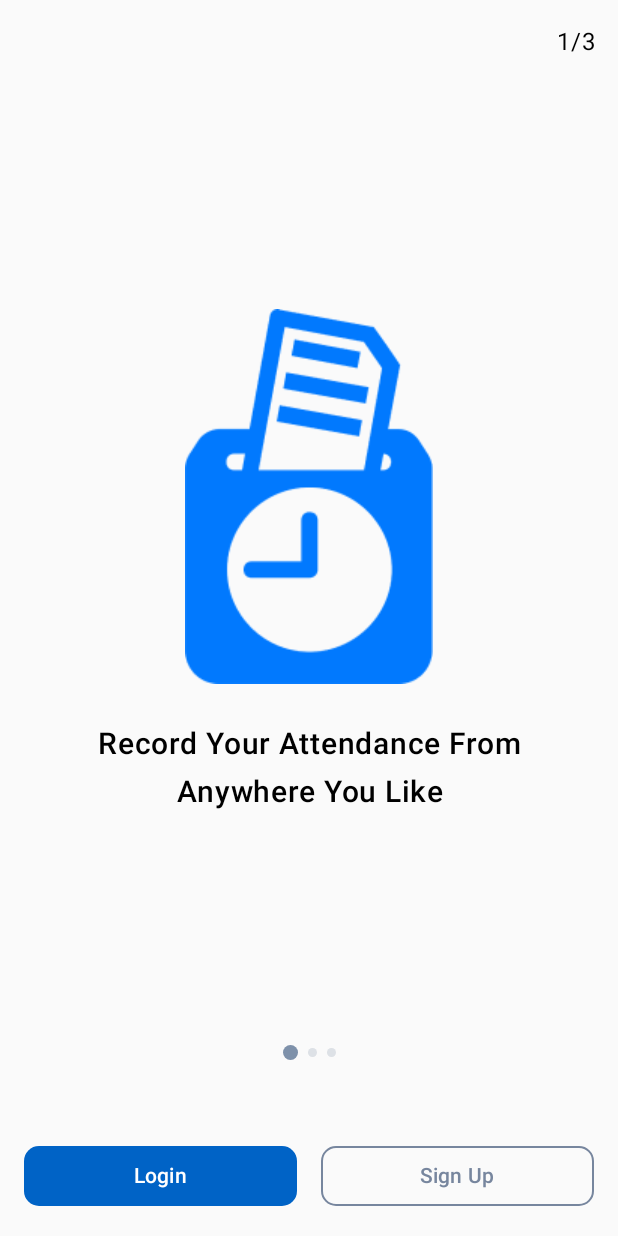
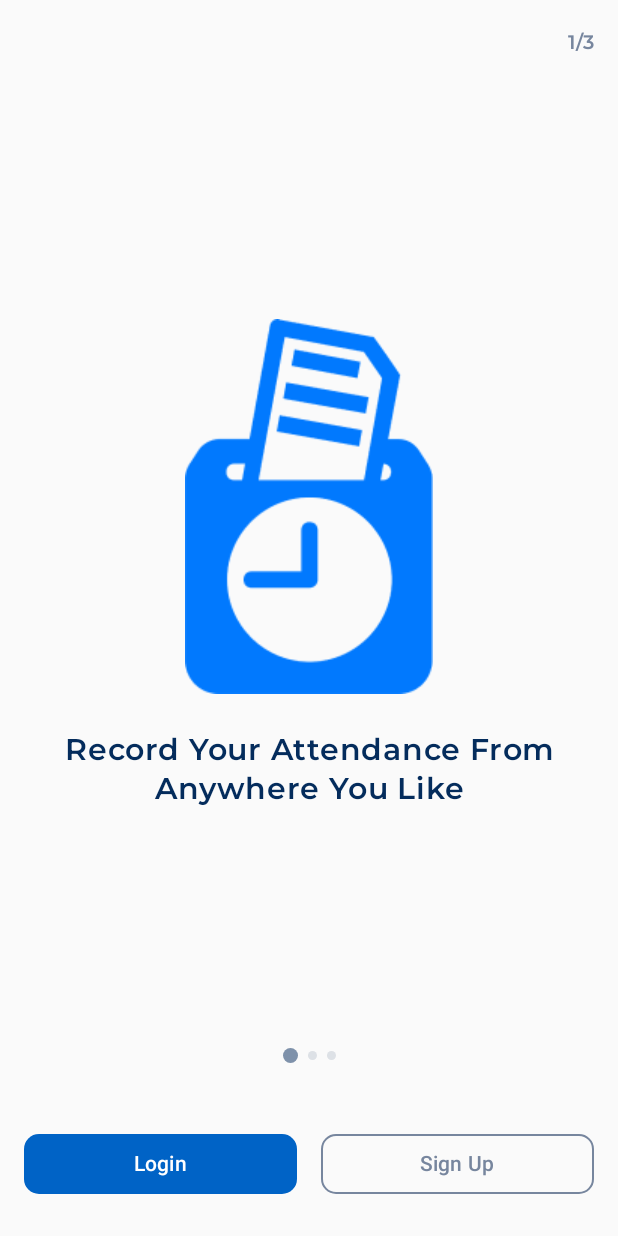
Before and after one commit to verindrarizya/AttendanceFirebase, an Android app built with Jetpack Compose: the OnBoardingScreen screen opened through its navigation route, on a phone screen of 412 x 824 dp. Run offline under Robolectric (Android 15) with nearby library versions, the phone set to English and light mode, and no system bars.

Commit message:
Styling On Boarding Screen

```diff
--- a/app/src/main/AndroidManifest.xml
+++ b/app/src/main/AndroidManifest.xml
@@ -14,6 +14,7 @@
         <activity
             android:name=".MainActivity"
             android:exported="true"
+            android:screenOrientation="portrait"
             android:theme="@style/Theme.AttendanceFirebase.Starting">
             <intent-filter>
                 <action android:name="android.intent.action.MAIN" />
--- a/app/src/main/java/com/verindrarizya/attendancefirebase/ui/screens/onboarding/OnBoardingScreen.kt
+++ b/app/src/main/java/com/verindrarizya/attendancefirebase/ui/screens/onboarding/OnBoardingScreen.kt
@@ -2,6 +2,9 @@
 
 package com.verindrarizya.attendancefirebase.ui.screens.onboarding
 
+import androidx.compose.animation.core.FastOutSlowInEasing
+import androidx.compose.animation.core.animateDpAsState
+import androidx.compose.animation.core.tween
 import androidx.compose.foundation.BorderStroke
 import androidx.compose.foundation.ExperimentalFoundationApi
 import androidx.compose.foundation.Image
@@ -29,7 +32,12 @@ import androidx.compose.material3.ButtonDefaults
 import androidx.compose.material3.OutlinedButton
 import androidx.compose.material3.Text
 import androidx.compose.runtime.Composable
+import androidx.compose.runtime.LaunchedEffect
+import androidx.compose.runtime.getValue
+import androidx.compose.runtime.mutableStateOf
 import androidx.compose.runtime.remember
+import androidx.compose.runtime.saveable.rememberSaveable
+import androidx.compose.runtime.setValue
 import androidx.compose.ui.Alignment
 import androidx.compose.ui.Modifier
 import androidx.compose.ui.draw.clip
@@ -40,7 +48,6 @@ import androidx.compose.ui.res.stringResource
 import androidx.compose.ui.text.font.FontWeight
 import androidx.compose.ui.text.style.TextAlign
 import androidx.compose.ui.tooling.preview.Preview
-import androidx.compose.ui.unit.Dp
 import androidx.compose.ui.unit.dp
 import androidx.compose.ui.unit.sp
 import com.verindrarizya.attendancefirebase.R
@@ -48,8 +55,12 @@ import com.verindrarizya.attendancefirebase.ui.screens.Destination
 import com.verindrarizya.attendancefirebase.ui.theme.AttendanceFirebaseTheme
 import com.verindrarizya.attendancefirebase.ui.theme.ButtonBgBlue
 import com.verindrarizya.attendancefirebase.ui.theme.ButtonTextGray
+import com.verindrarizya.attendancefirebase.ui.theme.MontserratFamily
 import com.verindrarizya.attendancefirebase.ui.theme.PagerIndicatorActive
 import com.verindrarizya.attendancefirebase.ui.theme.PagerIndicatorInactive
+import com.verindrarizya.attendancefirebase.ui.theme.TextDarkBlue
+import com.verindrarizya.attendancefirebase.ui.theme.TextGray
+import kotlinx.coroutines.delay
 
 object OnBoardingDestination : Destination {
     override val routeName: String = "OnBoardingDestination"
@@ -64,6 +75,24 @@ fun OnBoardingScreen(
 ) {
     val pageCount = remember { onBoardingPagerItemContentContents.size }
     val pagerState = rememberPagerState()
+    var flagAnimate by rememberSaveable { mutableStateOf(true) }
+
+    LaunchedEffect(Unit) {
+        if (flagAnimate) {
+            for (i in 0 until pageCount) {
+                delay(1_500)
+                pagerState.animateScrollToPage(
+                    page = i,
+                    animationSpec = tween(
+                        durationMillis = 500,
+                        easing = FastOutSlowInEasing
+                    )
+                )
+            }
+
+            flagAnimate = false
+        }
+    }
 
     Column(
         modifier = modifier
@@ -76,6 +105,10 @@ fun OnBoardingScreen(
                 .padding(horizontal = 16.dp),
             text = "${pagerState.currentPage + 1}/$pageCount",
             textAlign = TextAlign.End,
+            fontFamily = MontserratFamily,
+            fontWeight = FontWeight.SemiBold,
+            color = TextGray,
+            fontSize = 13.sp
         )
         Spacer(Modifier.height(16.dp))
         HorizontalPager(
@@ -97,13 +130,13 @@ fun OnBoardingScreen(
             pageCount = pageCount,
             pagerState = pagerState,
         )
-        Spacer(Modifier.height(50.dp))
+        Spacer(Modifier.height(40.dp))
         BottomAuthButton(
             modifier = Modifier.padding(horizontal = 16.dp),
             onButtonSignUpClicked = onButtonSignUpClicked,
             onButtonLoginClicked = onButtonLoginClicked
         )
-        Spacer(Modifier.height(16.dp))
+        Spacer(Modifier.height(24.dp))
     }
 }
 
@@ -129,8 +162,9 @@ fun OnBoardingPagerItem(
             text = stringResource(onBoardingPagerItemContent.descriptionRes),
             fontSize = 20.sp,
             textAlign = TextAlign.Center,
-            lineHeight = 32.sp,
-            fontWeight = FontWeight.SemiBold
+            lineHeight = 26.sp,
+            fontWeight = FontWeight.SemiBold,
+            color = TextDarkBlue
         )
     }
 }
@@ -159,8 +193,16 @@ fun PagerIndicatorItem(
     modifier: Modifier = Modifier,
     isSelected: Boolean,
     color: Color = if (isSelected) PagerIndicatorActive else PagerIndicatorInactive,
-    size: Dp = if (isSelected) 10.dp else 6.dp
 ) {
+
+    val size by animateDpAsState(
+        targetValue = if (isSelected) 10.dp else 6.dp,
+        animationSpec = tween(
+            durationMillis = 300,
+            easing = FastOutSlowInEasing
+        )
+    )
+
     Box(
         modifier = modifier
             .padding(3.dp)
--- a/app/src/main/java/com/verindrarizya/attendancefirebase/ui/theme/Color.kt
+++ b/app/src/main/java/com/verindrarizya/attendancefirebase/ui/theme/Color.kt
@@ -14,3 +14,6 @@ val ButtonTextDarkBlueGrayish = Color(0xFF414B5A)
 
 val PagerIndicatorActive = Color(0xFF7E91AA)
 val PagerIndicatorInactive = Color(0xFFDDE1E6)
+
+val TextGray = Color(0xFF77869E)
+val TextDarkBlue = Color(0xFF042C5C)
--- a/app/src/main/java/com/verindrarizya/attendancefirebase/ui/theme/Type.kt
+++ b/app/src/main/java/com/verindrarizya/attendancefirebase/ui/theme/Type.kt
@@ -2,14 +2,23 @@ package com.verindrarizya.attendancefirebase.ui.theme
 
 import androidx.compose.material3.Typography
 import androidx.compose.ui.text.TextStyle
+import androidx.compose.ui.text.font.Font
 import androidx.compose.ui.text.font.FontFamily
 import androidx.compose.ui.text.font.FontWeight
 import androidx.compose.ui.unit.sp
+import com.verindrarizya.attendancefirebase.R
+
+val MontserratFamily = FontFamily(
+    Font(R.font.montserrat_regular, FontWeight.Normal),
+    Font(R.font.montserrat_medium, FontWeight.Medium),
+    Font(R.font.montserrat_semibold, FontWeight.SemiBold),
+    Font(R.font.montserrat_bold, FontWeight.Bold),
+)
 
 // Set of Material typography styles to start with
 val Typography = Typography(
     bodyLarge = TextStyle(
-        fontFamily = FontFamily.Default,
+        fontFamily = MontserratFamily,
         fontWeight = FontWeight.Normal,
         fontSize = 16.sp,
         lineHeight = 24.sp,
```
Also changed, not shown: app/src/main/res/font/montserrat_bold.ttf (added), app/src/main/res/font/montserrat_medium.ttf (added), app/src/main/res/font/montserrat_regular.ttf (added), app/src/main/res/font/montserrat_semibold.ttf (added).
